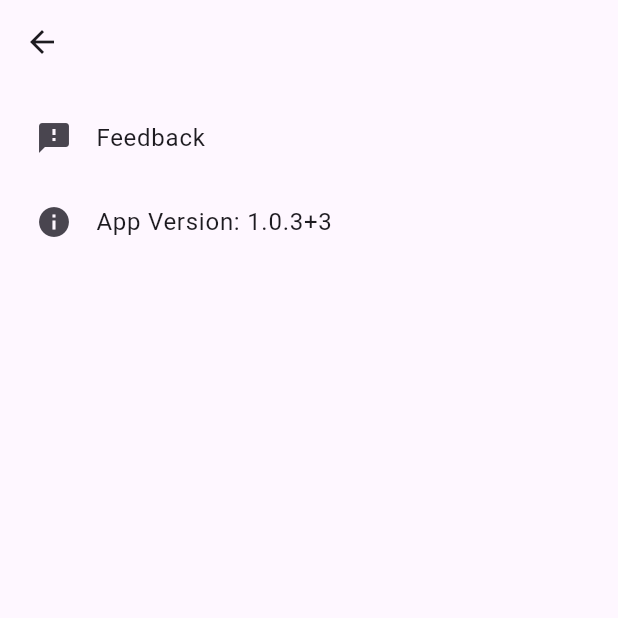
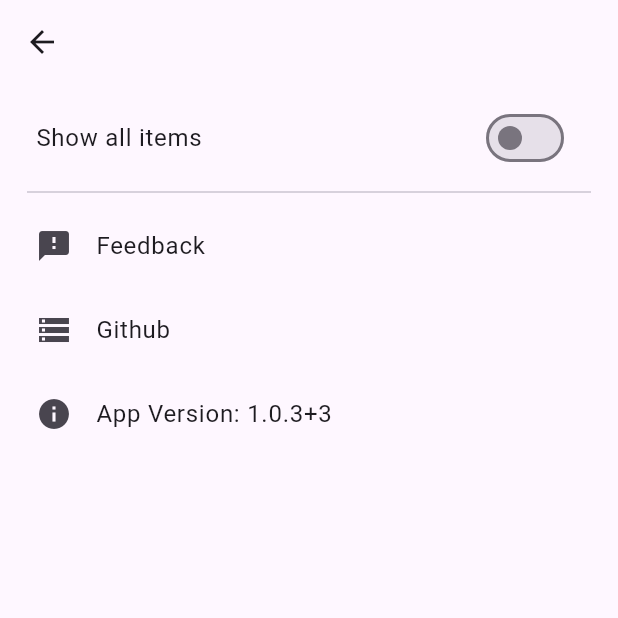
Before and after one commit to jeerovan/forgetit, a Flutter app: the screen it shows after launch, after a tap on the "settings" icon, on a phone screen of 412 x 824 dp, the top half of it. Run offline on Flutter 3.47's test engine with Material 3 defaults, Android fonts, the phone set to English and light mode, and no system bars; our stand-ins replace image_picker, package_info_plus, sqflite, sqflite_common_ffi; accounts and stored records are empty.

Commit message:
show all items

```diff
--- a/lib/page_home.dart
+++ b/lib/page_home.dart
@@ -45,6 +45,7 @@ class HomePageState extends State<HomePage> {
     } else {
       lastAdded = ModelItem.init();
     }
+    items = await getItems();
     setState(() {
     });
   }
@@ -57,17 +58,25 @@ class HomePageState extends State<HomePage> {
         );
   }
 
-  void resetSearch() {
-    items = [];
+  void resetSearch() async {
+    items = await getItems();
     searchController.clear();
     setState(() {});
+  }
+
+  Future<List<ModelItem>> getItems() async {
+    if (ModelSetting.getForKey("show_all", false)){
+      return await ModelItem.getAll(profileId);
+    } else {
+      return [];
+    }
   }
 
   void searchItems(String query) async {
     if (query.length > 1) {
       items = await ModelItem.getForTag(query, profileId);
     } else {
-      items = [];
+      items = await getItems();
     }
   }
 
@@ -109,7 +118,8 @@ class HomePageState extends State<HomePage> {
               Navigator.of(context)
                 .push(MaterialPageRoute(
                   builder: (context) => const SettingsPage(),
-                ));
+                )).then((_) => init() // refresh recently added entries
+                );
           }) ,
           if (debug)
             IconButton(
@@ -124,7 +134,7 @@ class HomePageState extends State<HomePage> {
       body: Column(
         children: [
           Expanded(
-            child: itemsView(),
+            child: pageView(),
           ),
           Padding(
             padding: const EdgeInsets.all(8.0),
@@ -190,11 +200,26 @@ class HomePageState extends State<HomePage> {
     );
   }
 
-  Widget itemsView() {
+  Widget pageView() {
+    bool showAll = ModelSetting.getForKey("show_all", false);
     if (searchController.text.isEmpty){
       if (lastAdded.id == null) {
         return  Center(child: Text("Tap on + to add items",style: Theme.of(context).textTheme.titleMedium,));
+      } else if (items.length == 1){
+        return singleItemView();
+      } else if(showAll) {
+        return itemsView();
       } else {
+        return singleItemView();
+      }
+    } else if (items.isEmpty) {
+      return  Center(child: Text("No items found",style: Theme.of(context).textTheme.titleMedium,));
+    } else {
+      return itemsView();
+    }
+  }
+
+  Widget singleItemView(){
     return SingleChildScrollView(
       child: Column(
         children: [
@@ -231,9 +256,8 @@ class HomePageState extends State<HomePage> {
       ),
     );
   }
-    } else if (items.isEmpty) {
-      return  Center(child: Text("No items found",style: Theme.of(context).textTheme.titleMedium,));
-    } else {
+
+  Widget itemsView() {
     return Padding(
         padding: const EdgeInsets.all(8.0),
         child: Center(
@@ -258,4 +282,3 @@ class HomePageState extends State<HomePage> {
       );
   }
 }
-}
--- a/lib/page_settings.dart
+++ b/lib/page_settings.dart
@@ -2,6 +2,7 @@
 import 'package:flutter/material.dart';
 import 'package:package_info_plus/package_info_plus.dart';
 import 'globals.dart';
+import 'model_setting.dart';
 
 class SettingsPage extends StatefulWidget {
   const SettingsPage({super.key,});
@@ -26,9 +27,26 @@ class SettingsPageState extends State<SettingsPage> {
         padding: const EdgeInsets.all(8.0),
         children: <Widget>[
           ListTile(
+            title: const Text('Show all items'),
+            trailing: Switch(
+              value: ModelSetting.getForKey("show_all", false),
+              onChanged: (bool value) {
+                setState(() {
+                  ModelSetting.update("show_all",value);
+                });
+              },
+            ),
+          ),
+          const Divider(indent: 10.0,endIndent: 10.0,),
+          ListTile(
             leading: const Icon(Icons.feedback),
             title: const Text('Feedback'),
             onTap: () => _redirectToFeedback(),
+          ),
+          ListTile(
+            leading: const Icon(Icons.storage),
+            title: const Text('Github'),
+            onTap: () => _redirectToGithub(),
           ),
           FutureBuilder<PackageInfo>(
             future: PackageInfo.fromPlatform(),
@@ -59,4 +77,10 @@ class SettingsPageState extends State<SettingsPage> {
     // Use your package name
     openURL(url);
   }
+
+  void _redirectToGithub() {
+    const url = 'https://github.com/jeerovan/forgetit';
+    // Use your package name
+    openURL(url);
+  }
 }
```
Also changed, not shown: lib/model_item.dart (+12 -0 lines). Lines whose indentation alone changed are shown as unchanged.
